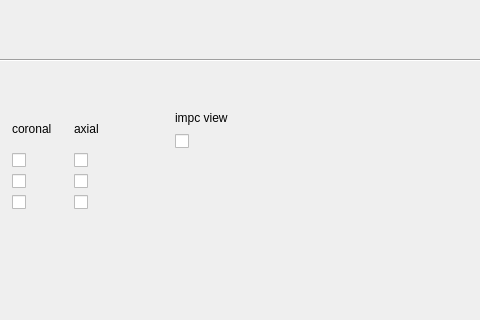
This is ui/ui_options_tab.ui in VCCRI/vpv as Qt 5 draws it before an edit; both pictures show x 195 to 675 and y 0 to 320 of the 761 by 737 pixel window. The edited form follows.
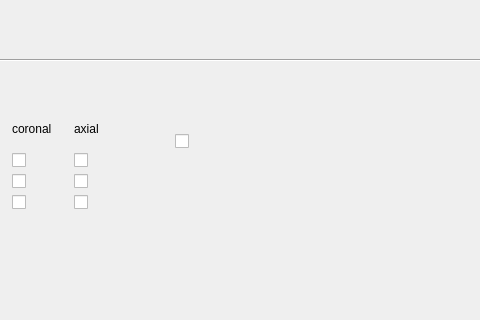
This is the edited form.

```diff
--- a/ui/ui_options_tab.ui
+++ b/ui/ui_options_tab.ui
@@ -192,19 +192,6 @@
     </layout>
    </widget>
   </widget>
-  <widget class="QLabel" name="label_9">
-   <property name="geometry">
-    <rect>
-     <x>370</x>
-     <y>110</y>
-     <width>131</width>
-     <height>16</height>
-    </rect>
-   </property>
-   <property name="text">
-    <string>impc view</string>
-   </property>
-  </widget>
   <widget class="QCheckBox" name="checkBoxImpcView">
    <property name="geometry">
     <rect>
```
Left out of the diff: 2 changed lines with no effect on the pictures.
